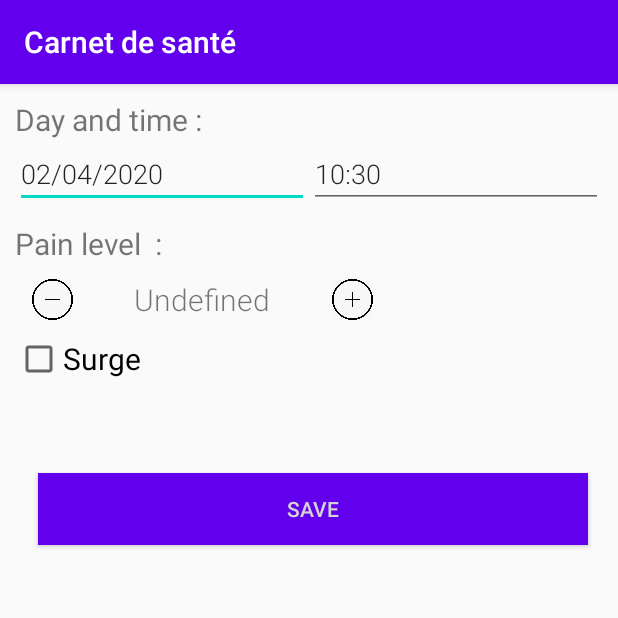
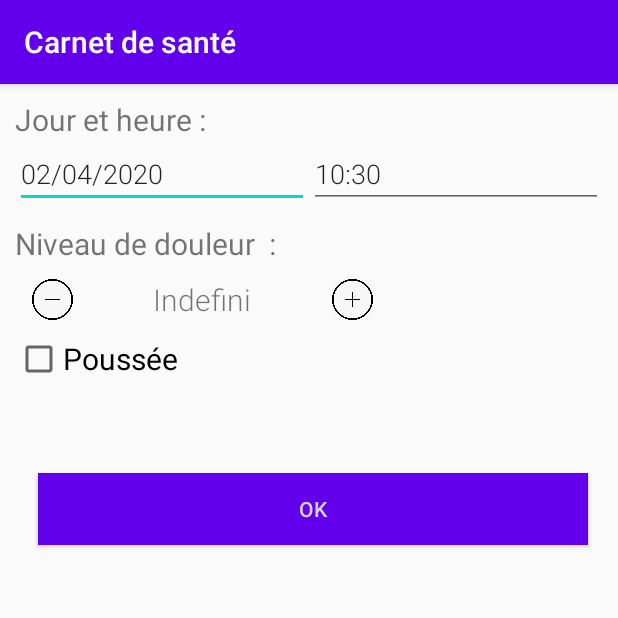
Before and after one commit to HadrienMarcellin/PillsReminder, an Android app: the NewPainActivity screen opened directly, with no data from a screen before it, on a phone screen of 412 x 824 dp, the top half of it. Run offline under Robolectric (Android 15) with nearby library versions, the phone set to English and light mode, and no system bars.

Commit message:
translate text to french and remove unecessary tabs/items

```diff
--- a/app/src/main/java/com/example/pillsreminder/activities/NewPainActivity.java
+++ b/app/src/main/java/com/example/pillsreminder/activities/NewPainActivity.java
@@ -64,7 +64,7 @@ public class NewPainActivity extends AppCompatActivity {
                 } catch (Exception e) {
                     painLevel = PainLevels.FATAL;
                 }
-                textViewPainLevel.setText(painLevel.getName());
+                textViewPainLevel.setText(painLevel.getFrenchName());
             }
         });
 
@@ -76,7 +76,7 @@ public class NewPainActivity extends AppCompatActivity {
                 } catch (Exception e) {
                     painLevel = PainLevels.NONE;
                 }
-                textViewPainLevel.setText(painLevel.getName());
+                textViewPainLevel.setText(painLevel.getFrenchName());
             }
         });
 
@@ -112,7 +112,7 @@ public class NewPainActivity extends AppCompatActivity {
 
         editTextViewDate.setText(date);
         editTextViewTime.setText(time);
-        textViewPainLevel.setText(painLevel.getName());
+        textViewPainLevel.setText(painLevel.getFrenchName());
     }
 
     private boolean createPainFromSurvey() {
--- a/app/src/main/java/com/example/pillsreminder/fragments/PainTabFragment.java
+++ b/app/src/main/java/com/example/pillsreminder/fragments/PainTabFragment.java
@@ -32,7 +32,6 @@ import static android.app.Activity.RESULT_OK;
  */
 public class PainTabFragment extends Fragment {
 
-    public static final CharSequence title = "Pain";
     public static final int NEW_WORD_ACTIVITY_REQUEST_CODE = 1;
     private PainViewModel painViewModel;
     private OnPainFragmentInteractionListener mListener;
--- a/app/src/main/java/com/example/pillsreminder/fragments/PillTabFragment.java
+++ b/app/src/main/java/com/example/pillsreminder/fragments/PillTabFragment.java
@@ -33,7 +33,6 @@ import static android.app.Activity.RESULT_OK;
  */
 public class PillTabFragment extends Fragment {
 
-    public static final CharSequence title = "Pills";
     public static final int NEW_WORD_ACTIVITY_REQUEST_CODE = 1;
     private PillViewModel pillViewModel;
     private DrugViewModel drugViewModel;
@@ -112,8 +111,6 @@ public class PillTabFragment extends Fragment {
         mListener = null;
     }
 
-
-
     public interface OnPillFragmentInteractionListener {
         void onListClickPillDelete(Pill pill);
     }
--- a/app/src/main/java/com/example/pillsreminder/helpers/PainLevels.java
+++ b/app/src/main/java/com/example/pillsreminder/helpers/PainLevels.java
@@ -7,29 +7,36 @@ import java.util.List;
 
 public enum PainLevels {
 
-    UNDIFINED(-1, "Undefined"),
-    NONE(0, "None"),
-    LOW(1, "Low"),
-    MEDIUM(2, "Medium"),
-    HIGH(3, "High"),
-    INTENSE(4, "Intense"),
-    FATAL(5, "Fatal");
+    UNDIFINED(-1, "Undefined", "Indefini"),
+    NONE(0, "None", "Aucune"),
+    LOW(1, "Low", "Faible"),
+    MEDIUM(2, "Medium", "Intermédiaire"),
+    HIGH(3, "High", "Haute"),
+    INTENSE(4, "Intense", "Intense"),
+    FATAL(5, "Fatal", "Critique");
 
     private int level;
-    private String name;
+    private String englishName;
+    private String frenchName;
 
     //Constructor
-    PainLevels(int level, String name) {
+
+
+    PainLevels(int level, String englishName, String frenchName) {
         this.level = level;
-        this.name = name;
+        this.englishName = englishName;
+        this.frenchName = frenchName;
     }
-
     public int getLevel() {
         return level;
     }
 
-    public String getName() {
-        return name;
+    public String getFrenchName() {
+        return frenchName;
+    }
+
+    public String getEnglishName() {
+        return englishName;
     }
 
     public PainLevels next() {
@@ -50,7 +57,7 @@ public enum PainLevels {
     public static List<String> getAllPainLevels() {
         List<String> painLevels = new ArrayList<>();
         for (PainLevels p : PainLevels.values()) {
-            painLevels.add(p.name);
+            painLevels.add(p.englishName);
         }
         return painLevels;
     }
--- a/app/src/main/java/com/example/pillsreminder/viewAdapter/PainListAdapter.java
+++ b/app/src/main/java/com/example/pillsreminder/viewAdapter/PainListAdapter.java
@@ -41,9 +41,9 @@ public class PainListAdapter extends RecyclerView.Adapter<PainListAdapter.PainVi
             Pain current = allPains.get(position);
 
             SpannableStringBuilder str = new SpannableStringBuilder()
-                    .append("Level : ", new RelativeSizeSpan(0.75f),
+                    .append("Douleur : ", new RelativeSizeSpan(0.75f),
                             Spanned.SPAN_INCLUSIVE_EXCLUSIVE)
-                    .append(current.getPainLevel().getName(), new StyleSpan(Typeface.BOLD),
+                    .append(current.getPainLevel().getFrenchName(), new StyleSpan(Typeface.BOLD),
                             Spanned.SPAN_INCLUSIVE_INCLUSIVE);
 
             holder.textView_date.setText(CalendarHelpers.calendarToDateString(current.getDate()));
--- a/app/src/main/java/com/example/pillsreminder/viewAdapter/PillListAdapter.java
+++ b/app/src/main/java/com/example/pillsreminder/viewAdapter/PillListAdapter.java
@@ -48,7 +48,7 @@ public class PillListAdapter extends RecyclerView.Adapter<PillListAdapter.PillVi
             Pill current = mPills.get(position);
 //            holder.textView_date.setText(CalendarHelpers.calendarToDateString(current.getDate()));
             Drug drug = mDrugs.stream().filter(d -> d.getDrug_id() == current.getDrugType_id()).findAny().orElse(null);
-            String drug_name = (drug != null) ? drug.getName() : "Unknown";
+            String drug_name = (drug != null) ? drug.getName() : "Indéfini";
             @SuppressLint("DefaultLocale") String desc = String.format("%d x %s", current.getPill_id(), drug_name);
 
             SpannableStringBuilder str = new SpannableStringBuilder()
--- a/app/src/main/res/layout/activity_new_pain.xml
+++ b/app/src/main/res/layout/activity_new_pain.xml
@@ -20,7 +20,7 @@
             android:textSize="@dimen/default_text_size"
             android:layout_width="match_parent"
             android:layout_height="wrap_content"
-            android:text="Day and time :" />
+            android:text="Jour et heure :" />
 
         <LinearLayout
             android:layout_width="match_parent"
@@ -35,7 +35,7 @@
                 android:ems="10"
                 android:inputType="date"
                 android:fontFamily="sans-serif-light"
-                android:hint="Date" />
+                android:hint="Jour" />
 
             <EditText
                 android:id="@+id/new_pain_time"
@@ -45,7 +45,7 @@
                 android:ems="10"
                 android:inputType="time"
                 android:fontFamily="sans-serif-light"
-                android:hint="Time" />
+                android:hint="Heure" />
         </LinearLayout>
 
         <!--  Pain Level -->
@@ -55,7 +55,7 @@
             android:layout_width="match_parent"
             android:layout_height="wrap_content"
             android:textSize="@dimen/default_text_size"
-            android:text="Pain level  :" />
+            android:text="Niveau de douleur  :" />
 
         <LinearLayout
             android:layout_marginTop="@dimen/default_margin"
@@ -98,7 +98,7 @@
             android:layout_width="wrap_content"
             android:layout_height="wrap_content"
             android:textSize="@dimen/default_text_size"
-            android:text="Surge" />
+            android:text="Poussée" />
 
 <!--   Save button -->
         <Button
```
Also changed, not shown: app/src/main/java/com/example/pillsreminder/activities/MainActivity.java (+4 -4 lines), app/src/main/res/layout/activity_new_pill.xml (+5 -5 lines), app/src/main/res/values/strings.xml (+8 -8 lines).
